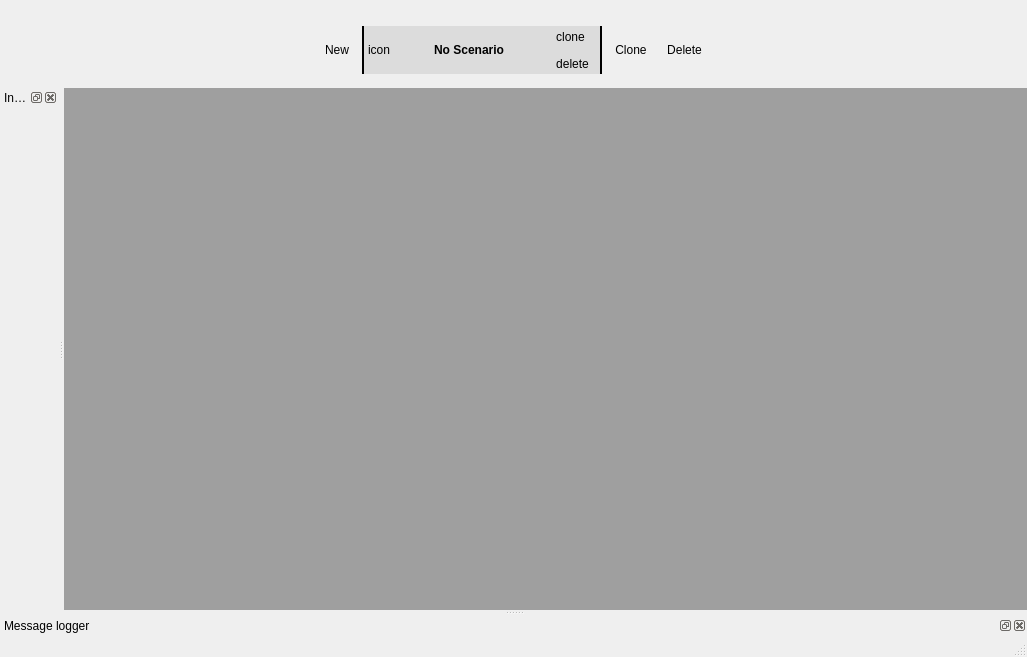
Before: the Qt Designer form RequestFlowApp/RequestFlow/ui/MainWindow.ui in fatehmtd/RequestFlow, drawn with Qt 5.
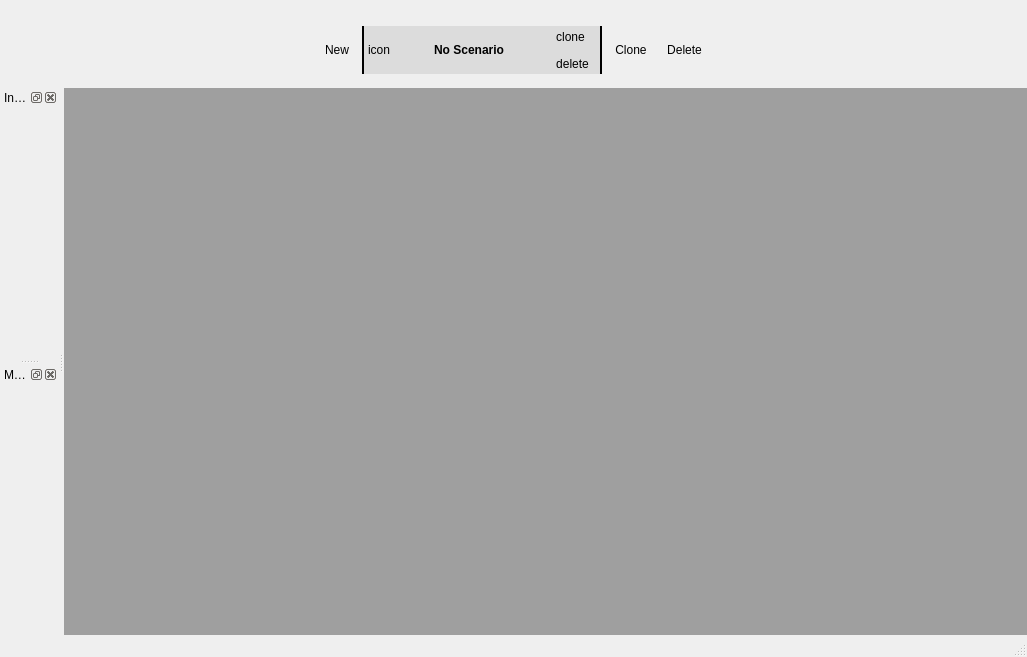
After: the same form once the commit is applied. Icons and pictures are not drawn. Custom widgets are drawn as their Qt base class.

What changed in the file:
```diff
--- a/RequestFlowApp/RequestFlow/ui/MainWindow.ui
+++ b/RequestFlowApp/RequestFlow/ui/MainWindow.ui
@@ -411,7 +411,7 @@
     <string>Message logger</string>
    </property>
    <attribute name="dockWidgetArea">
-    <number>8</number>
+    <number>1</number>
    </attribute>
    <widget class="QWidget" name="dockWidgetContents_2">
     <layout class="QGridLayout" name="gridLayout_3">
```
